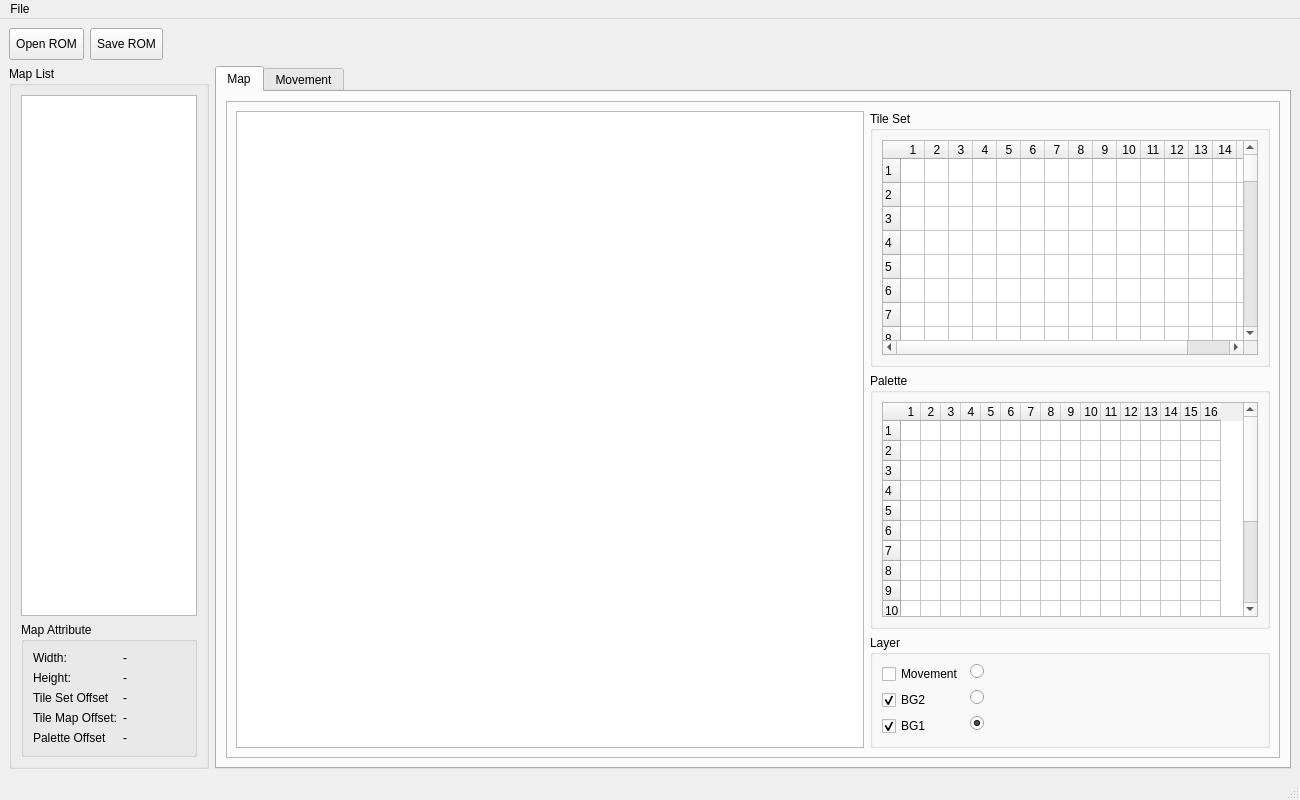
Old version of the form ExeMap/ExeMap.ui in the repository idealexe/EXE6_Tools.
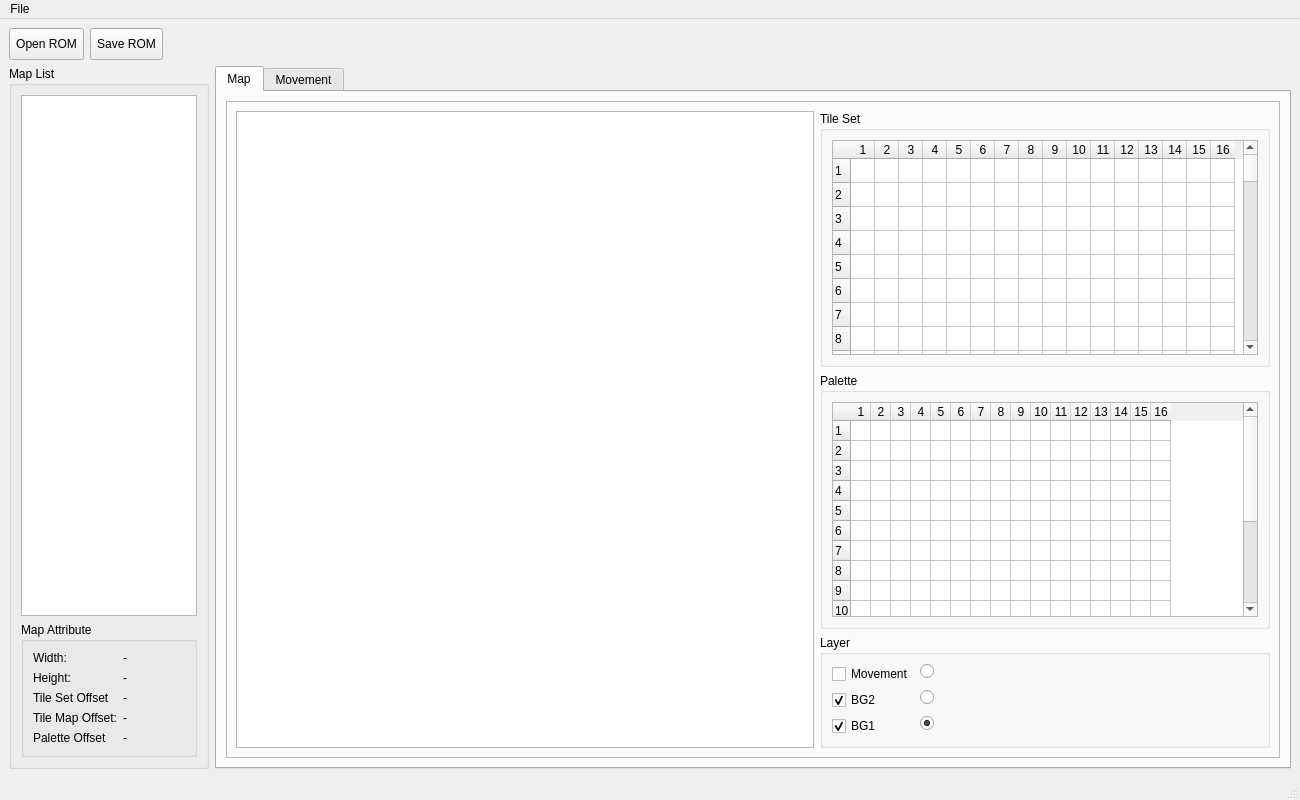
New version of the form.

Commit message: ExeMap: レイアウト調整

What changed in the file:
```diff
--- a/ExeMap/ExeMap.ui
+++ b/ExeMap/ExeMap.ui
@@ -213,7 +213,7 @@
                  </property>
                  <property name="maximumSize">
                   <size>
-                   <width>400</width>
+                   <width>450</width>
                    <height>16777215</height>
                   </size>
                  </property>
@@ -345,7 +345,7 @@
                  </property>
                  <property name="maximumSize">
                   <size>
-                   <width>400</width>
+                   <width>450</width>
                    <height>16777215</height>
                   </size>
                  </property>
@@ -417,7 +417,7 @@
                  </property>
                  <property name="maximumSize">
                   <size>
-                   <width>400</width>
+                   <width>450</width>
                    <height>150</height>
                   </size>
                  </property>
```
The commit also changes 2 other files.
